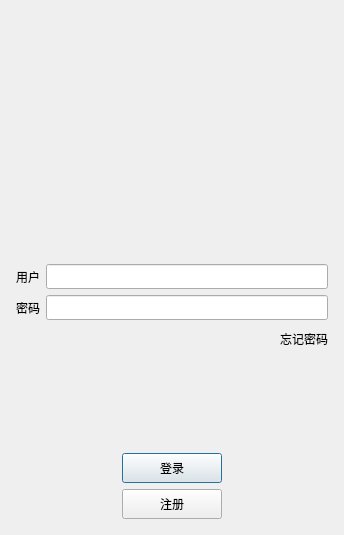
First picture: the form in chatroom/logindialog.ui, repository KBchulan/ChatRoom, before the edit.
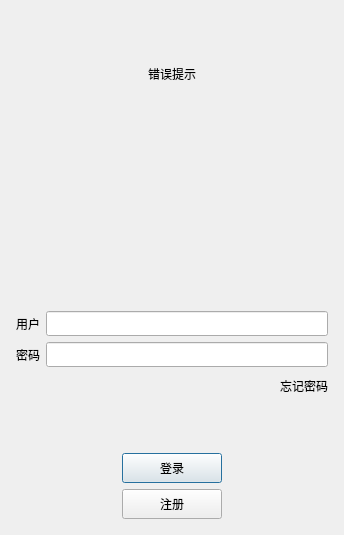
Second picture: the form after the edit. Icons and pictures are not drawn.

What changed in the file:
```diff
--- a/chatroom/logindialog.ui
+++ b/chatroom/logindialog.ui
@@ -41,6 +41,16 @@
        </property>
       </spacer>
      </item>
+     <item>
+      <widget class="QLabel" name="err_msg_label">
+       <property name="text">
+        <string>错误提示</string>
+       </property>
+       <property name="alignment">
+        <set>Qt::AlignmentFlag::AlignCenter</set>
+       </property>
+      </widget>
+     </item>
      <item>
       <widget class="QWidget" name="widget" native="true">
        <property name="minimumSize">
@@ -55,6 +65,12 @@
         </property>
         <item row="0" column="0">
          <widget class="QLabel" name="avatar_label">
+          <property name="minimumSize">
+           <size>
+            <width>0</width>
+            <height>150</height>
+           </size>
+          </property>
           <property name="text">
            <string/>
           </property>
```
Left out of the diff: 7 changed lines with no effect on the pictures.
